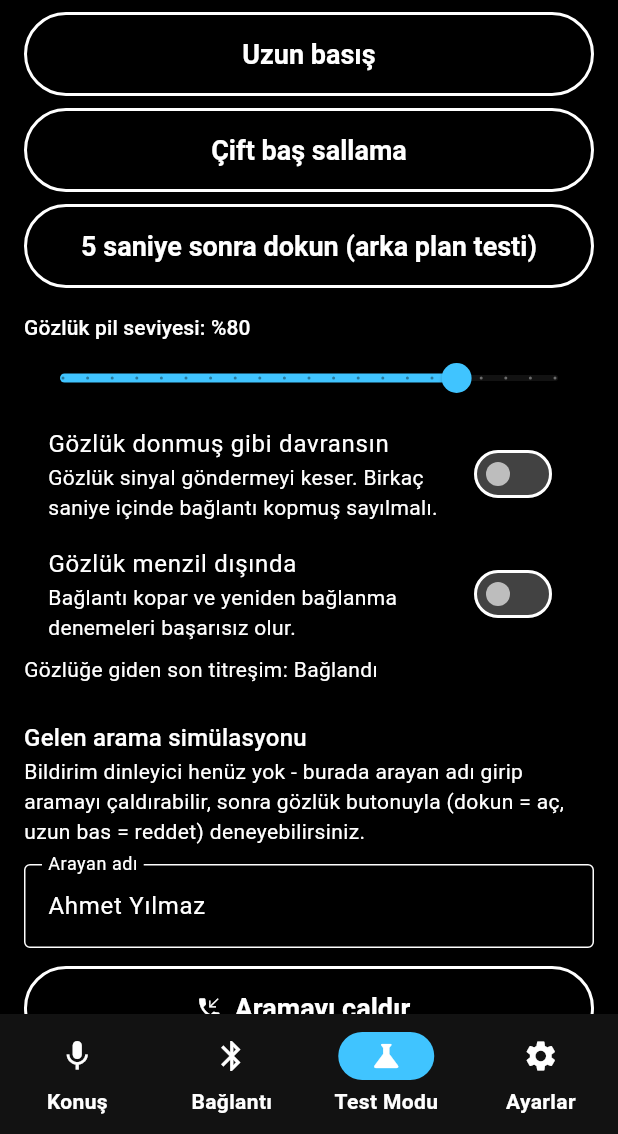
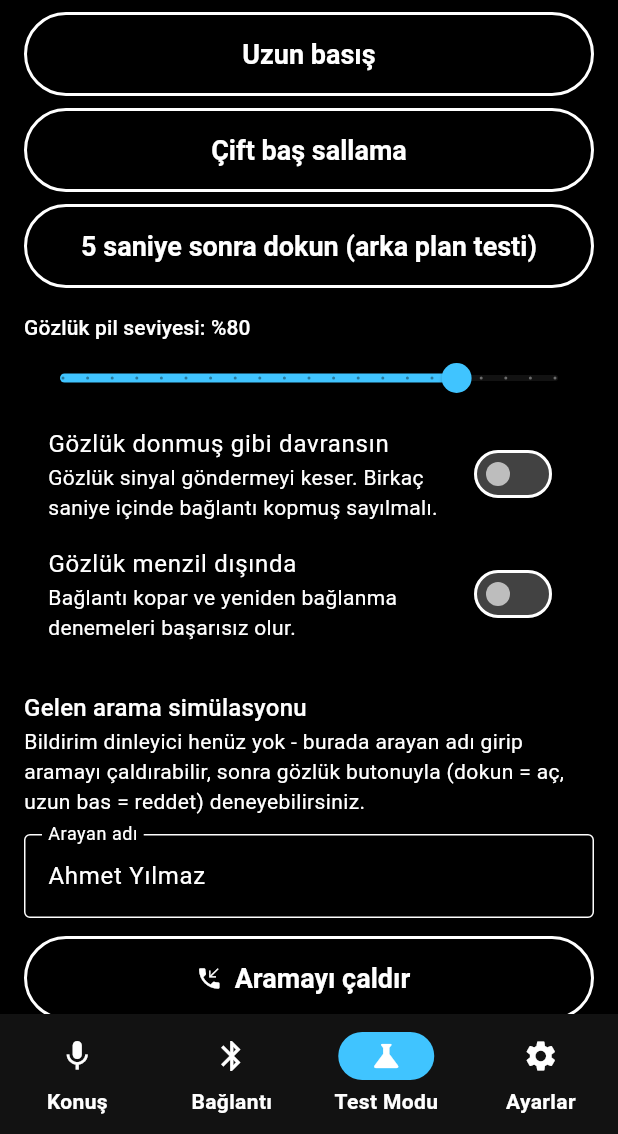
Before and after one commit to emrealmaa/patika-app, a Flutter app: the screen it shows after launch, item 3 of the bottom bar chosen, scrolled down 576 dp, on a phone screen of 412 x 824 dp, the part 102-1236 px from its top. Run offline on Flutter 3.47's test engine with Material 3 defaults, Android fonts, the phone set to English and light mode, and no system bars; our stand-ins replace audioplayers, flutter_contacts, flutter_tts, geolocator, permission_handler, shared_preferences and 2 more; missing offline and left inert: flutter_foreground_task, flutter_reactive_ble.

Commit message:
refactor: gözlükte titreşim motoru yok - gözlüğe titreşim gönderen kod kaldırıldı
- Kaldırıldı: GlassesHaptics, sendHapticPattern, encodeHaptic (`hap`),
  HapticPatternId.wireId, CompositeHaptics, turnLeft/turnRight desenleri,
  Test Modu'ndaki "gözlüğe giden son titreşim" göstergesi ve ilgili testler.
  PhoneHaptics (telefonun kendi titreşimi) aynen kalıyor.
- ble_protocol.md: `hap` ve §4 için "kaldırıldı" izi; §5 engel uyarısı
  "kanal belirlenmedi" AÇIK KARAR olarak duruyor (önerilen: gözlükte yerel
  bip; alternatif: ToF verisi BLE ile telefona); `frm` akışı başlat/durdur
  TASLAĞI; yeni §7: Wi-Fi SoftAP + MJPEG + WebSocket, karar mantığı telefonda.
- architecture.md, README, manifest yorumu (Faz 5 atfı), CLAUDE.md
  (Donanım kararları, yüksek öncelikli SoftAP internet testi) güncellendi.

Co-Authored-By: Claude Sonnet 5 <noreply@anthropic.com>

```diff
--- a/lib/accessibility/haptic_patterns.dart
+++ b/lib/accessibility/haptic_patterns.dart
@@ -3,24 +3,19 @@ import 'dart:async';
 import 'package:flutter/foundation.dart';
 import 'package:vibration/vibration.dart';
 
-/// Titreşim dili. [wireId] gözlüğe BLE ile gönderilen desen numarası -
-/// firmware aynı tabloyu kullanacak (bkz. docs/ble_protocol.md, Faz 1b).
+/// Telefonun titreşim dili. Gözlükte titreşim motoru yok (tasarımdan
+/// çıkarıldı), bu desenler yalnızca telefonda çalar.
 enum HapticPatternId {
-  connected(1),
-  disconnected(2),
-  batteryLow(3),
-  listening(4),
-  understood(5),
-  notUnderstood(6),
-  error(7),
-  obstacle(8),
-  turnLeft(9),
-  turnRight(10),
-  incomingCall(11),
-  incomingMessage(12);
-
-  final int wireId;
-  const HapticPatternId(this.wireId);
+  connected,
+  disconnected,
+  batteryLow,
+  listening,
+  understood,
+  notUnderstood,
+  error,
+  obstacle,
+  incomingCall,
+  incomingMessage,
 }
 
 /// Android titreşim deseni: [timings] "bekle, titret, bekle, titret..."
@@ -65,10 +60,6 @@ abstract final class HapticPatterns {
     HapticPatternId.error: HapticPattern([0, 80, 50, 80, 50, 80], [0, 255, 0, 255, 0, 255]),
     // Tek vuruş; tekrar aralığını [obstacleInterval] belirler.
     HapticPatternId.obstacle: HapticPattern([0, 60], [0, 255]),
-    // Uzun-kısa: "sola".
-    HapticPatternId.turnLeft: HapticPattern([0, 300, 120, 80], [0, 220, 0, 220]),
-    // Kısa-uzun: "sağa".
-    HapticPatternId.turnRight: HapticPattern([0, 80, 120, 300], [0, 220, 0, 220]),
     // Çift-çift, aralarda duraklı: telefon zili gibi "brr-brr ... brr-brr".
     HapticPatternId.incomingCall:
         HapticPattern([0, 120, 100, 120, 400, 120, 100, 120], [0, 255, 0, 255, 0, 255, 0, 255]),
@@ -98,33 +89,14 @@ abstract final class HapticPatterns {
   }
 }
 
-/// Titreşimin nereye verileceği soyutlaması. Faz 1a'da telefon; Faz 1b'de
-/// gözlüğe BLE ile desen ID'si gönderen ikinci bir uygulama eklenecek.
+/// Titreşimin nereye verileceği soyutlaması (şimdilik yalnızca telefon;
+/// testlerde sahtesi kullanılır).
 abstract class HapticOutput {
   Future<void> play(HapticPatternId id, {required double scale});
 
   /// Engel mesafesine göre tekrarlayan titreşimi başlatır/günceller;
   /// null ya da uzak mesafe durdurur.
   void updateObstacle(double? distanceMeters, {required double scale});
-}
-
-/// Aynı deseni birden çok çıkışta (telefon + gözlük) çalar.
-class CompositeHaptics implements HapticOutput {
-  final List<HapticOutput> outputs;
-
-  CompositeHaptics(this.outputs);
-
-  @override
-  Future<void> play(HapticPatternId id, {required double scale}) async {
-    await Future.wait(outputs.map((o) => o.play(id, scale: scale)));
-  }
-
-  @override
-  void updateObstacle(double? distanceMeters, {required double scale}) {
-    for (final o in outputs) {
-      o.updateObstacle(distanceMeters, scale: scale);
-    }
-  }
 }
 
 class PhoneHaptics implements HapticOutput {
--- a/lib/app_state.dart
+++ b/lib/app_state.dart
@@ -15,7 +15,6 @@ import 'ble/ble_command.dart';
 import 'ble/ble_connection_state.dart';
 import 'ble/connection_supervisor.dart';
 import 'ble/device_memory.dart';
-import 'ble/glasses_haptics.dart';
 import 'ble/glasses_protocol.dart';
 import 'ble/patika_ble_service.dart';
 import 'ble/real_ble_service.dart';
@@ -177,11 +176,8 @@ class AppState extends ChangeNotifier implements ControlActions {
             ((simulated) => SharedPrefsDeviceMemory(simulated: simulated)) {
     feedback = FeedbackHub(
       queue: AnnouncementQueue(_speech),
-      // Desenler hem telefonda hem (bağlıysa) gözlükte çalar.
-      haptics: CompositeHaptics([
-        haptics ?? PhoneHaptics(),
-        GlassesHaptics(() => bleService),
-      ]),
+      // Gözlükte titreşim motoru yok; titreşim yalnızca telefonda.
+      haptics: haptics ?? PhoneHaptics(),
       earcons: earcons ?? AudioplayersEarconPlayer(),
       settings: () => this.settings.value,
     );
--- a/lib/ble/glasses_haptics.dart
+++ /dev/null
@@ -1,26 +0,0 @@
-import '../accessibility/haptic_patterns.dart';
-import 'patika_ble_service.dart';
-
-/// Titreşim desenini gözlüğe BLE ile (desen ID'si olarak) gönderir.
-///
-/// Engel titreşimi ([updateObstacle]) BİLEREK gönderilmiyor: engel algılama
-/// -> titreşim döngüsü gözlüğün içinde, telefondan bağımsız çalışmalı (BLE
-/// koparsa ya da telefon kapanırsa da kullanıcı uyarı almalı - bkz.
-/// docs/ble_protocol.md). Telefon tarafındaki engel titreşimi sadece
-/// simülasyon/test içindir.
-class GlassesHaptics implements HapticOutput {
-  /// Servis simülasyon/gerçek arasında değişebildiği için her seferinde
-  /// güncelini alıyor.
-  final PatikaBleService Function() _service;
-
-  GlassesHaptics(this._service);
-
-  @override
-  Future<void> play(HapticPatternId id, {required double scale}) async {
-    if (scale <= 0) return;
-    await _service().sendHapticPattern(id, scale: scale);
-  }
-
-  @override
-  void updateObstacle(double? distanceMeters, {required double scale}) {}
-}
--- a/lib/ble/glasses_protocol.dart
+++ b/lib/ble/glasses_protocol.dart
@@ -1,6 +1,5 @@
 import 'dart:convert';
 
-import '../accessibility/haptic_patterns.dart';
 import 'ble_command.dart';
 
 /// Gözlük butonu olayları.
@@ -108,17 +107,6 @@ abstract final class GlassesProtocol {
     ));
   }
 
-  /// Gözlükte titreşim deseni çaldırır. [scale] 0..1 kullanıcı şiddeti,
-  /// yüzdeye çevrilerek gönderilir.
-  static List<int> encodeHaptic(HapticPatternId id, double scale) => _encode({
-        't': 'hap',
-        'id': id.wireId,
-        's': (scale.clamp(0.0, 1.0) * 100).round(),
-      });
-
-  static List<int> _encode(Map<String, Object> message) =>
-      utf8.encode(jsonEncode(message));
-
   static T? _byWire<T>(List<T> values, Object? wire, String Function(T) wireOf) {
     for (final v in values) {
       if (wireOf(v) == wire) return v;
--- a/lib/ble/patika_ble_service.dart
+++ b/lib/ble/patika_ble_service.dart
@@ -1,6 +1,5 @@
 import 'dart:async';
 
-import '../accessibility/haptic_patterns.dart';
 import 'ble_command.dart';
 import 'ble_connection_state.dart';
 import 'glasses_protocol.dart';
@@ -34,9 +33,6 @@ abstract class PatikaBleService {
   Future<void> stopScan();
   Future<void> connect(String deviceId);
   Future<void> disconnect();
-
-  /// Gözlükte titreşim deseni çaldırır; bağlı değilse sessizce atlanır.
-  Future<void> sendHapticPattern(HapticPatternId id, {required double scale});
 
   void dispose();
 }
--- a/lib/l10n/strings_tr.dart
+++ b/lib/l10n/strings_tr.dart
@@ -280,7 +280,6 @@ abstract final class Tr {
   static const glassesUnreachable = 'Gözlük menzil dışında';
   static const glassesUnreachableHint =
       'Bağlantı kopar ve yeniden bağlanma denemeleri başarısız olur.';
-  static String lastHaptic(String name) => 'Gözlüğe giden son titreşim: $name';
   static const delayedTap = '5 saniye sonra dokun (arka plan testi)';
   static const delayedTapHint =
       'Bu sürede telefonu kilitleyin: ekran kapalıyken dinlemenin başlayıp başlamadığını dener.';
@@ -311,8 +310,6 @@ abstract final class Tr {
         'notUnderstood' => 'Anlaşılamadı',
         'error' => 'Hata',
         'obstacle' => 'Engel',
-        'turnLeft' => 'Sola dön',
-        'turnRight' => 'Sağa dön',
         'incomingCall' => 'Gelen arama',
         'incomingMessage' => 'Gelen mesaj',
         _ => id,
--- a/lib/screens/test_mode_screen.dart
+++ b/lib/screens/test_mode_screen.dart
@@ -239,15 +239,6 @@ class _GlassesSimulationSectionState extends State<_GlassesSimulationSection> {
           subtitle: const Text(Tr.glassesUnreachableHint),
           value: !_sim.reachable,
           onChanged: (v) => setState(() => _sim.setReachable(!v)),
-        ),
-        ValueListenableBuilder<HapticPatternId?>(
-          valueListenable: _sim.lastHaptic,
-          builder: (context, id, _) => id == null
-              ? const SizedBox.shrink()
-              : Semantics(
-                  container: true,
-                  child: Text(Tr.lastHaptic(Tr.hapticName(id.name))),
-                ),
         ),
       ],
     );
```
Also changed, not shown: lib/ble/real_ble_service.dart (+4 -21 lines), lib/ble/simulated_ble_service.dart (+0 -14 lines), 7 other files.
